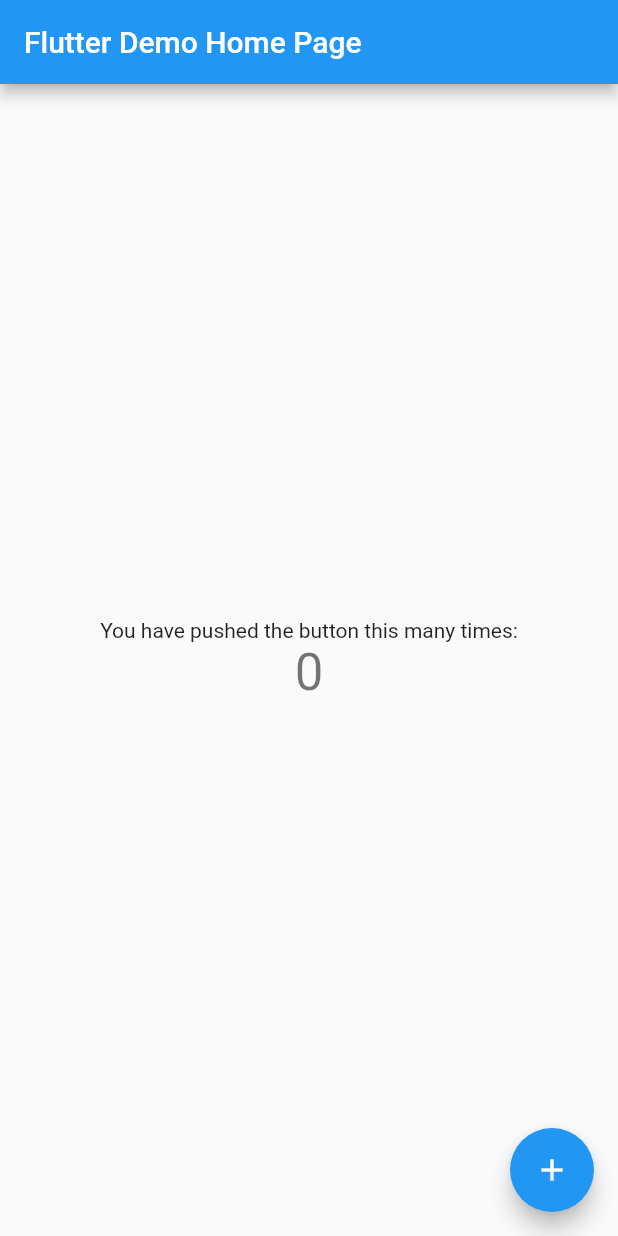
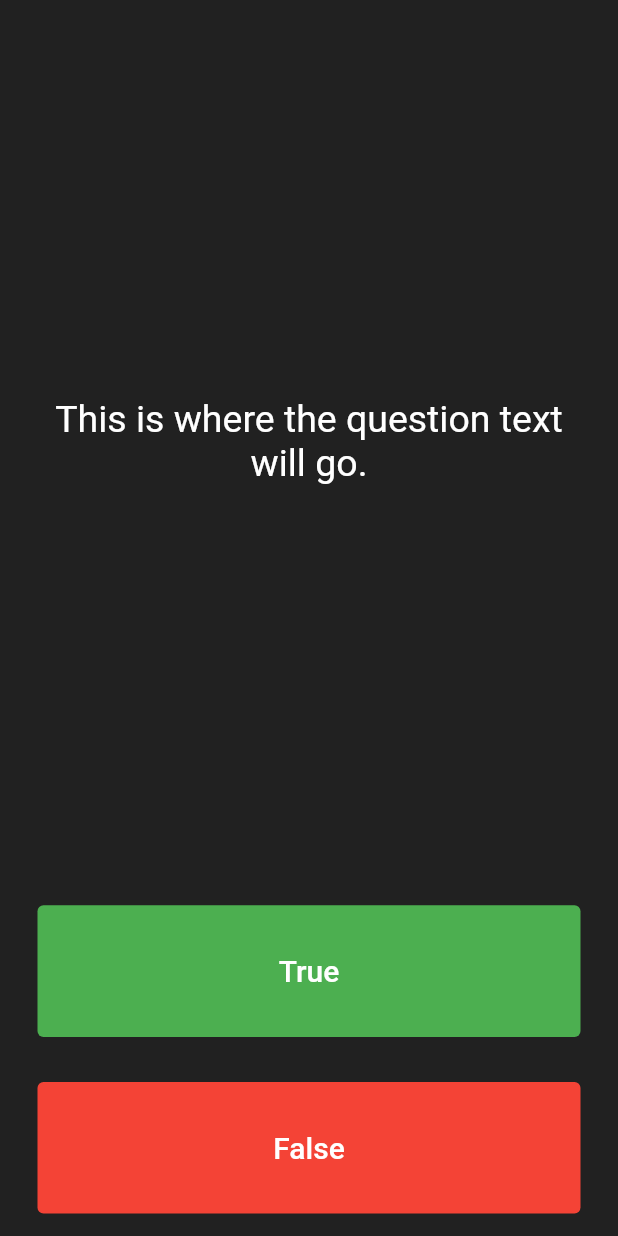
Before and after one commit to optimisms/FlutterDemos, a Flutter app: the screen it shows after launch, on a phone screen of 412 x 824 dp. Run offline on Flutter 3.47's test engine with Material 2 defaults, Android fonts, the phone set to English and light mode, and no system bars; our stand-ins replace audioplayers.

Commit message:
Updated main.dart with demo starter

```diff
--- a/quizzler/lib/main.dart
+++ b/quizzler/lib/main.dart
@@ -1,115 +1,101 @@
 import 'package:flutter/material.dart';
 
-void main() {
-  runApp(const MyApp());
-}
+void main() => runApp(Quizzler());
 
-class MyApp extends StatelessWidget {
-  const MyApp({super.key});
-
-  // This widget is the root of your application.
+class Quizzler extends StatelessWidget {
   @override
   Widget build(BuildContext context) {
     return MaterialApp(
-      title: 'Flutter Demo',
-      theme: ThemeData(
-        // This is the theme of your application.
-        //
-        // Try running your application with "flutter run". You'll see the
-        // application has a blue toolbar. Then, without quitting the app, try
-        // changing the primarySwatch below to Colors.green and then invoke
-        // "hot reload" (press "r" in the console where you ran "flutter run",
-        // or simply save your changes to "hot reload" in a Flutter IDE).
-        // Notice that the counter didn't reset back to zero; the application
-        // is not restarted.
-        primarySwatch: Colors.blue,
+      home: Scaffold(
+        backgroundColor: Colors.grey.shade900,
+        body: SafeArea(
+          child: Padding(
+            padding: const EdgeInsets.symmetric(horizontal: 10.0),
+            child: QuizPage(),
+          ),
+        ),
       ),
-      home: const MyHomePage(title: 'Flutter Demo Home Page'),
     );
   }
 }
 
-class MyHomePage extends StatefulWidget {
-  const MyHomePage({super.key, required this.title});
-
-  // This widget is the home page of your application. It is stateful, meaning
-  // that it has a State object (defined below) that contains fields that affect
-  // how it looks.
-
-  // This class is the configuration for the state. It holds the values (in this
-  // case the title) provided by the parent (in this case the App widget) and
-  // used by the build method of the State. Fields in a Widget subclass are
-  // always marked "final".
-
-  final String title;
-
+class QuizPage extends StatefulWidget {
   @override
-  State<MyHomePage> createState() => _MyHomePageState();
+  _QuizPageState createState() => _QuizPageState();
 }
 
-class _MyHomePageState extends State<MyHomePage> {
-  int _counter = 0;
-
-  void _incrementCounter() {
-    setState(() {
-      // This call to setState tells the Flutter framework that something has
-      // changed in this State, which causes it to rerun the build method below
-      // so that the display can reflect the updated values. If we changed
-      // _counter without calling setState(), then the build method would not be
-      // called again, and so nothing would appear to happen.
-      _counter++;
-    });
-  }
-
+class _QuizPageState extends State<QuizPage> {
   @override
   Widget build(BuildContext context) {
-    // This method is rerun every time setState is called, for instance as done
-    // by the _incrementCounter method above.
-    //
-    // The Flutter framework has been optimized to make rerunning build methods
-    // fast, so that you can just rebuild anything that needs updating rather
-    // than having to individually change instances of widgets.
-    return Scaffold(
-      appBar: AppBar(
-        // Here we take the value from the MyHomePage object that was created by
-        // the App.build method, and use it to set our appbar title.
-        title: Text(widget.title),
-      ),
-      body: Center(
-        // Center is a layout widget. It takes a single child and positions it
-        // in the middle of the parent.
-        child: Column(
-          // Column is also a layout widget. It takes a list of children and
-          // arranges them vertically. By default, it sizes itself to fit its
-          // children horizontally, and tries to be as tall as its parent.
-          //
-          // Invoke "debug painting" (press "p" in the console, choose the
-          // "Toggle Debug Paint" action from the Flutter Inspector in Android
-          // Studio, or the "Toggle Debug Paint" command in Visual Studio Code)
-          // to see the wireframe for each widget.
-          //
-          // Column has various properties to control how it sizes itself and
-          // how it positions its children. Here we use mainAxisAlignment to
-          // center the children vertically; the main axis here is the vertical
-          // axis because Columns are vertical (the cross axis would be
-          // horizontal).
-          mainAxisAlignment: MainAxisAlignment.center,
-          children: <Widget>[
-            const Text(
-              'You have pushed the button this many times:',
+    return Column(
+      mainAxisAlignment: MainAxisAlignment.spaceBetween,
+      crossAxisAlignment: CrossAxisAlignment.stretch,
+      children: <Widget>[
+        const Expanded(
+          flex: 5,
+          child: Padding(
+            padding: EdgeInsets.all(10.0),
+            child: Center(
+              child: Text(
+                'This is where the question text will go.',
+                textAlign: TextAlign.center,
+                style: TextStyle(
+                  fontSize: 25.0,
+                  color: Colors.white,
+                ),
+              ),
             ),
-            Text(
-              '$_counter',
-              style: Theme.of(context).textTheme.headline4,
+          ),
+        ),
+        Expanded(
+          child: Padding(
+            padding: const EdgeInsets.all(15.0),
+            child: TextButton(
+              style: ButtonStyle(
+                backgroundColor: MaterialStateProperty.all<Color>(Colors.green),
+                foregroundColor: MaterialStateProperty.all<Color>(Colors.white),
+              ),
+              child: const Text(
+                'True',
+                style: TextStyle(
+                  color: Colors.white,
+                  fontSize: 20.0,
+                ),
+              ),
+              onPressed: () {
+                //The user picked true.
+              },
             ),
-          ],
+          ),
         ),
-      ),
-      floatingActionButton: FloatingActionButton(
-        onPressed: _incrementCounter,
-        tooltip: 'Increment',
-        child: const Icon(Icons.add),
-      ), // This trailing comma makes auto-formatting nicer for build methods.
+        Expanded(
+          child: Padding(
+            padding: const EdgeInsets.all(15.0),
+            child: TextButton(
+              style: ButtonStyle(
+                backgroundColor: MaterialStateProperty.all<Color>(Colors.red),
+              ),
+              child: const Text(
+                'False',
+                style: TextStyle(
+                  fontSize: 20.0,
+                  color: Colors.white,
+                ),
+              ),
+              onPressed: () {
+                //The user picked false.
+              },
+            ),
+          ),
+        ),
+        //TODO: Add a Row here as your score keeper
+      ],
     );
   }
 }
+
+/*
+question1: 'You can lead a cow down stairs but not up stairs.', false,
+question2: 'Approximately one quarter of human bones are in the feet.', true,
+question3: 'A slug\'s blood is green.', true,
+*/
```
